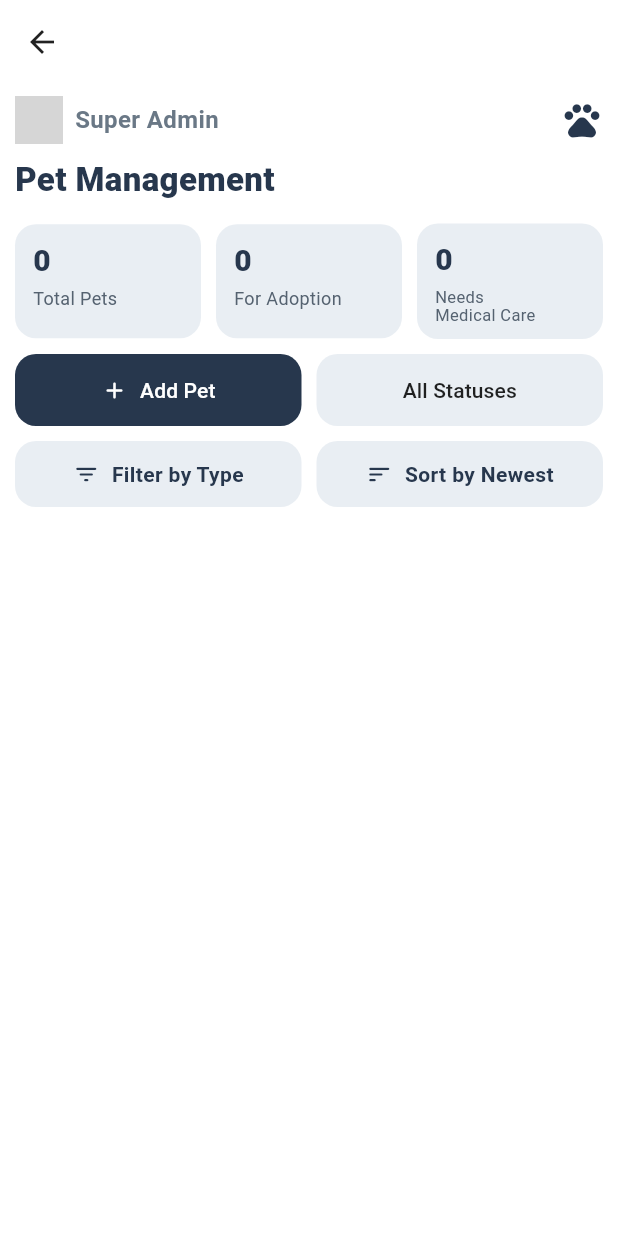
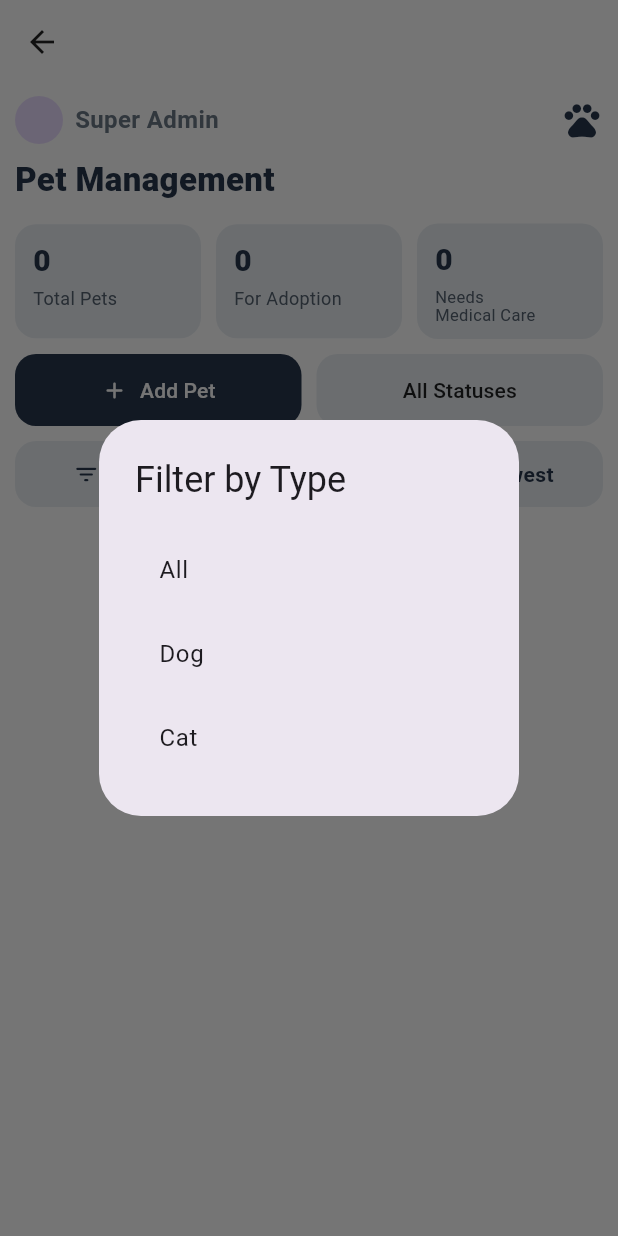
Before and after one commit to justtrona/pawlytics, a Flutter app: the PetProfiles screen opened by its route, after a tap on "Filter by Type", on a phone screen of 412 x 824 dp. Run offline on Flutter 3.47's test engine with Material 3 defaults, Android fonts, the light colour scheme and no system bars; our stand-ins replace fl_chart, image_picker, supabase_flutter; accounts and stored records are empty; network calls fail; grey boxes are pictures that could not be loaded.

Commit message:
pet management

```diff
--- a/lib/views/admin/controllers/add-pet-controller.dart
+++ b/lib/views/admin/controllers/add-pet-controller.dart
@@ -40,9 +40,8 @@
   void toggleSpayNeuter(bool value) =>
       petProfile = petProfile.copyWith(spayNeuter: value);
 
-  /// Save to Supabase table 'pet_profiles' and store returned id (if any)
   Future<void> savePet() async {
-    updateName(); // ensure name is synced
+    updateName();
 
     final payload = petProfile.toMapInsert();
 
@@ -65,7 +64,6 @@
         final first = inserted[0];
         if (first is Map) newId = first['id']?.toString();
       } else {
-        // fallback: try toString
         try {
           newId = inserted['id']?.toString();
         } catch (_) {
@@ -78,7 +76,6 @@
         petProfile = petProfile.copyWith(id: newId);
       }
     } catch (e) {
-      // bubble error so UI can show it
       rethrow;
     }
   }
--- a/lib/views/admin/pet-profiles/pet-profiles.dart
+++ b/lib/views/admin/pet-profiles/pet-profiles.dart
@@ -33,6 +33,10 @@
   int adoptionCount = 0;
   int medicalCount = 0;
 
+  // NEW state for filter & sort
+  String? _selectedType; // e.g. "Dog" or "Cat"
+  bool _sortNewest = true;
+
   @override
   void initState() {
     super.initState();
@@ -40,13 +44,29 @@
   }
 
   Future<void> _loadPets() async {
+    setState(() => _loading = true);
+
     try {
-      final response = await Supabase.instance.client
-          .from('pet_profiles')
-          .select()
-          .order('created_at', ascending: false);
+      final client = Supabase.instance.client;
 
-      final pets = (response as List)
+      // Build + await final query in one expression to avoid builder-type mismatch
+      final rawResponse = _selectedType != null && _selectedType!.isNotEmpty
+          ? await client
+                .from('pet_profiles')
+                .select()
+                .eq(
+                  'species',
+                  _selectedType!,
+                ) // safe to unwrap because of check
+                .order('created_at', ascending: !_sortNewest)
+          : await client
+                .from('pet_profiles')
+                .select()
+                .order('created_at', ascending: !_sortNewest);
+
+      final data = rawResponse as List<dynamic>;
+
+      final pets = data
           .map((row) => PetProfile.fromMap(row as Map<String, dynamic>))
           .toList();
 
@@ -67,6 +87,52 @@
       debugPrint('Error loading pets: $e');
       setState(() => _loading = false);
     }
+  }
+
+  // Dialog for filtering by type
+  void _showFilterDialog() {
+    // get unique species from loaded pets (if none loaded, show Dog/Cat fallback)
+    final speciesList = _pets.isNotEmpty
+        ? _pets.map((p) => p.species).toSet().toList()
+        : ['Dog', 'Cat'];
+
+    showDialog(
+      context: context,
+      builder: (_) {
+        return AlertDialog(
+          title: const Text("Filter by Type"),
+          content: Column(
+            mainAxisSize: MainAxisSize.min,
+            children: [
+              ListTile(
+                title: const Text("All"),
+                onTap: () {
+                  setState(() => _selectedType = null);
+                  Navigator.pop(context);
+                  _loadPets();
+                },
+              ),
+              ...speciesList.map(
+                (s) => ListTile(
+                  title: Text(s),
+                  onTap: () {
+                    setState(() => _selectedType = s);
+                    Navigator.pop(context);
+                    _loadPets();
+                  },
+                ),
+              ),
+            ],
+          ),
+        );
+      },
+    );
+  }
+
+  // Toggle sort order
+  void _toggleSort() {
+    setState(() => _sortNewest = !_sortNewest);
+    _loadPets();
   }
 
   // Always 2 columns
@@ -192,16 +258,20 @@
                       Expanded(
                         child: _PillButton(
                           icon: Icons.filter_list_rounded,
-                          label: 'Filter by Type',
-                          onTap: () {},
+                          label: _selectedType == null
+                              ? 'Filter by Type'
+                              : 'Type: $_selectedType',
+                          onTap: _showFilterDialog,
                         ),
                       ),
                       const SizedBox(width: 10),
                       Expanded(
                         child: _PillButton(
                           icon: Icons.sort_rounded,
-                          label: 'Sort by Newest',
-                          onTap: () {},
+                          label: _sortNewest
+                              ? 'Sort by Newest'
+                              : 'Sort by Oldest',
+                          onTap: _toggleSort,
                         ),
                       ),
                     ],
@@ -397,7 +467,7 @@
   }
 }
 
-// Chips
+// Chips remain unchanged...
 class _ChipOutlined extends StatelessWidget {
   final String text;
   const _ChipOutlined({required this.text});
```
